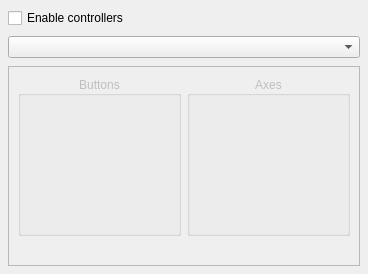
mavlink/qgroundcontrol, file src/ui/JoystickWidget.ui: the form before one commit.
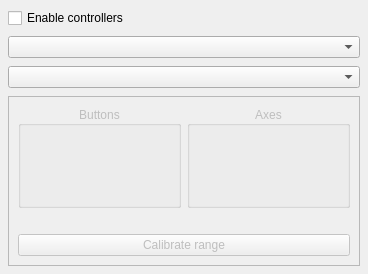
The form after the commit.

Commit message: Introduce manual control and position setpoints from Joystick inputs

The edit to the form file:
```diff
--- a/src/ui/JoystickWidget.ui
+++ b/src/ui/JoystickWidget.ui
@@ -67,6 +67,9 @@
      </property>
     </widget>
    </item>
+   <item>
+    <widget class="QComboBox" name="joystickModeComboBox"/>
+   </item>
    <item>
     <widget class="QFrame" name="joystickFrame">
      <property name="enabled">
@@ -78,7 +81,7 @@
      <property name="frameShadow">
       <enum>QFrame::Sunken</enum>
      </property>
-     <layout class="QVBoxLayout" name="verticalLayout_2" stretch="0,0">
+     <layout class="QVBoxLayout" name="verticalLayout_2" stretch="0,0,0">
       <property name="sizeConstraint">
        <enum>QLayout::SetMinimumSize</enum>
       </property>
@@ -171,6 +174,13 @@
         </property>
        </widget>
       </item>
+      <item>
+       <widget class="QPushButton" name="calibrationButton">
+        <property name="text">
+         <string>Calibrate range</string>
+        </property>
+       </widget>
+      </item>
      </layout>
     </widget>
    </item>
```
The commit also changes 7 other files.
